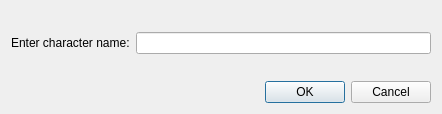
BryceCallender/OldMapleTracker, file MapleDailyTracker/characterdialog.ui: the form before one commit.
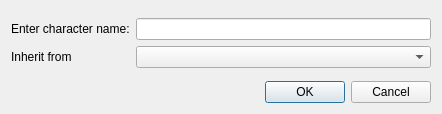
The form after the commit.

Patch:
```diff
--- a/MapleDailyTracker/characterdialog.ui
+++ b/MapleDailyTracker/characterdialog.ui
@@ -29,6 +29,16 @@
      <item row="0" column="1">
       <widget class="QLineEdit" name="lineEdit"/>
      </item>
+     <item row="1" column="1">
+      <widget class="QComboBox" name="charactersBox"/>
+     </item>
+     <item row="1" column="0">
+      <widget class="QLabel" name="inherit">
+       <property name="text">
+        <string>Inherit from</string>
+       </property>
+      </widget>
+     </item>
     </layout>
    </item>
    <item>
```
